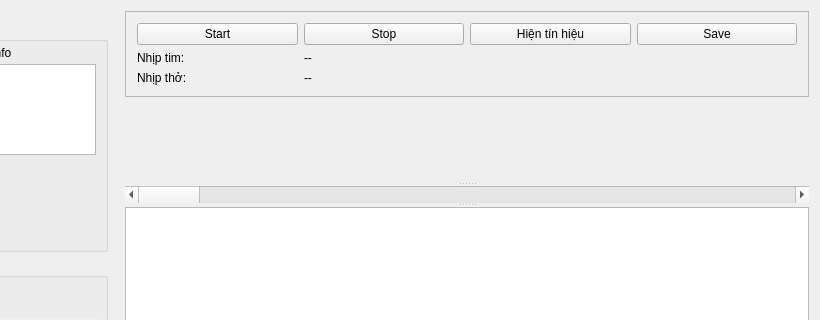
kimphg/rasPi, file Radar24/widget.ui: the form before one commit; both pictures show x 184 to 1004 and y 0 to 320 of the 1004 by 723 pixel window.
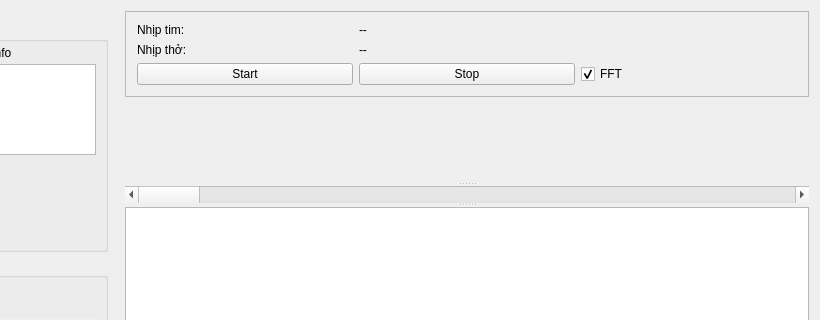
The form after the commit. Custom widgets are drawn as their Qt base class.

```diff
--- a/Radar24/widget.ui
+++ b/Radar24/widget.ui
@@ -43,34 +43,6 @@
         </property>
        </widget>
       </item>
-      <item row="0" column="1">
-       <widget class="QPushButton" name="Stop_pushButton">
-        <property name="text">
-         <string>Stop</string>
-        </property>
-       </widget>
-      </item>
-      <item row="0" column="4">
-       <widget class="QPushButton" name="pushButton">
-        <property name="text">
-         <string>Hiện tín hiệu</string>
-        </property>
-       </widget>
-      </item>
-      <item row="0" column="0">
-       <widget class="QPushButton" name="Start_pushButton">
-        <property name="text">
-         <string>Start</string>
-        </property>
-       </widget>
-      </item>
-      <item row="0" column="5">
-       <widget class="QPushButton" name="Save_pushButton">
-        <property name="text">
-         <string>Save</string>
-        </property>
-       </widget>
-      </item>
       <item row="2" column="0">
        <widget class="QLabel" name="label_3">
         <property name="text">
@@ -85,6 +57,30 @@
         </property>
        </widget>
       </item>
+      <item row="3" column="0">
+       <widget class="QPushButton" name="Start_pushButton">
+        <property name="text">
+         <string>Start</string>
+        </property>
+       </widget>
+      </item>
+      <item row="3" column="1">
+       <widget class="QPushButton" name="Stop_pushButton">
+        <property name="text">
+         <string>Stop</string>
+        </property>
+       </widget>
+      </item>
+      <item row="3" column="2">
+       <widget class="QCheckBox" name="checkBox">
+        <property name="text">
+         <string>FFT</string>
+        </property>
+        <property name="checked">
+         <bool>true</bool>
+        </property>
+       </widget>
+      </item>
      </layout>
     </widget>
    </item>
```
Left out of the diff: 10 changed lines with no effect on the pictures.
